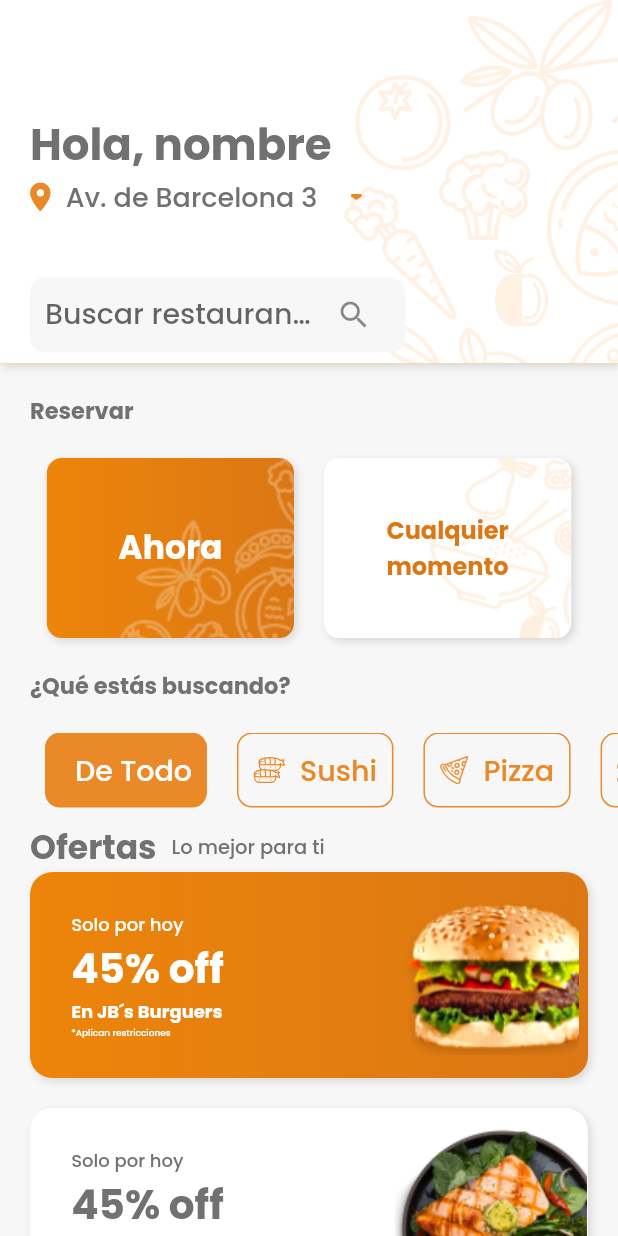
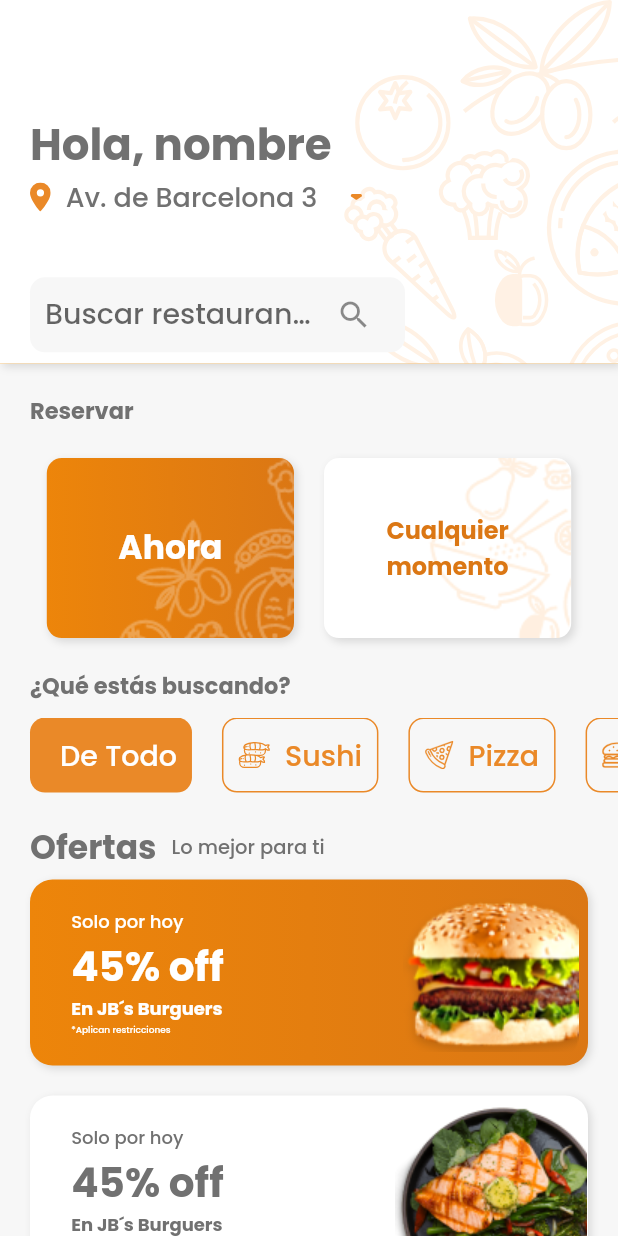
Before and after one commit to andyBbx/bookify, a Flutter app: the HomeTab screen opened directly, on a phone screen of 412 x 824 dp. Run offline on Flutter 3.47's test engine with Material 2 defaults, Android fonts, the phone set to English and light mode, and no system bars; our stand-ins replace bloc, carousel_slider, flutter_bloc, flutter_rating_bar, flutter_svg.

Commit message:
home design

```diff
--- a/lib/presentation/screens/home/tabs/pagger/offers.dart
+++ b/lib/presentation/screens/home/tabs/pagger/offers.dart
@@ -18,37 +18,37 @@ class Offers extends StatelessWidget {
           padding: EdgeInsets.symmetric(horizontal: 20),
           child: Row(
             children: [
-              Container(
-                child: Text(
+              Text(
                 "Ofertas",
                 style: TextStyle(
                     color: textDrkgray,
                     fontSize: 22,
                     fontWeight: FontWeight.bold),
               ),
-              ),
-              SizedBox(
+              const SizedBox(
                 width: 10,
               ),
-              Container(
-                child: Text(
+              Text(
                 "Lo mejor para ti",
                 style: TextStyle(
                     color: textDrkgray,
                     fontSize: 13,
                     fontWeight: FontWeight.w500),
               ),
-              ),
             ],
           ),
         ),
+        const SizedBox(
+          height: 5,
+        ),
         GridView.count(
+          padding: const EdgeInsets.symmetric(horizontal: 20),
           crossAxisCount: isTab() ? 2 : 1,
           shrinkWrap: true,
           childAspectRatio: isTab() ? 2.5 : 3,
           crossAxisSpacing: 20,
           mainAxisSpacing: 20,
-          physics: NeverScrollableScrollPhysics(),
+          physics: const NeverScrollableScrollPhysics(),
           children: [
             offer_itemCard(
               widhth: widhth,
@@ -90,10 +90,47 @@ class Offers extends StatelessWidget {
               isWhite: false,
               image: "assets/buger.png",
             ),
+            offer_itemCard(
+              widhth: widhth,
+              height: height,
+              text1: "Solo por hoy",
+              text2: "45% off",
+              text3: "En JB´s Burguers",
+              text4: "*Aplican restricciones",
+              isWhite: false,
+              image: "assets/buger.png",
+            ),
+            offer_itemCard(
+              widhth: widhth,
+              height: height,
+              text1: "Solo por hoy",
+              text2: "45% off",
+              text3: "En JB´s Burguers",
+              text4: "*Aplican restricciones",
+              isWhite: true,
+              image: "assets/buger.png",
+            ),
+            offer_itemCard(
+              widhth: widhth,
+              height: height,
+              text1: "Solo por hoy",
+              text2: "45% off",
+              text3: "En JB´s Burguers",
+              text4: "*Aplican restricciones",
+              isWhite: false,
+              image: "assets/buger.png",
+            ),
+            offer_itemCard(
+              widhth: widhth,
+              height: height,
+              text1: "Solo por hoy",
+              text2: "45% off",
+              text3: "En JB´s Burguers",
+              text4: "*Aplican restricciones",
+              isWhite: false,
+              image: "assets/buger.png",
+            ),
           ],
-        ),
-        SizedBox(
-          height: 50,
         ),
       ],
     );
@@ -122,11 +159,11 @@ class offer_itemCard extends StatelessWidget {
   @override
   Widget build(BuildContext context) {
     return Container(
-      margin: EdgeInsets.symmetric(horizontal: 20),
+      // margin: const EdgeInsets.symmetric(horizontal: 20),
       width: widhth,
       height: isTab() ? height / 7 : 50,
       decoration: isWhite
-          ? BoxDecoration(
+          ? const BoxDecoration(
               color: Colors.white,
               borderRadius: BorderRadius.all(Radius.circular(15)),
               boxShadow: [
@@ -140,7 +177,7 @@ class offer_itemCard extends StatelessWidget {
           : BoxDecoration(
               gradient: appgradient,
               borderRadius: BorderRadius.all(Radius.circular(15)),
-              boxShadow: [
+              boxShadow: const [
                 BoxShadow(
                   color: Colors.black12,
                   blurRadius: 4,
@@ -161,25 +198,25 @@ class offer_itemCard extends StatelessWidget {
               mainAxisAlignment: MainAxisAlignment.center,
               crossAxisAlignment: CrossAxisAlignment.start,
               children: [
-                Text("${text1}",
+                Text("$text1",
                     style: TextStyle(
                       color: isWhite ? textDrkgray : Colors.white,
                       fontSize: 12,
                       fontWeight: FontWeight.w500,
                     )),
-                Text("${text2}",
+                Text("$text2",
                     style: TextStyle(
                       color: isWhite ? textDrkgray : Colors.white,
                       fontSize: 27,
                       fontWeight: FontWeight.bold,
                     )),
-                Text("${text3}",
+                Text(text3,
                     style: TextStyle(
                       color: isWhite ? textDrkgray : Colors.white,
                       fontSize: 12,
                       fontWeight: FontWeight.bold,
                     )),
-                Text("${text4}",
+                Text("$text4",
                     style: TextStyle(
                       color: isWhite ? textDrkgray : Colors.white,
                       fontSize: 6,
@@ -190,10 +227,8 @@ class offer_itemCard extends StatelessWidget {
           ),
           Expanded(
             flex: isTab() ? 1 : 3,
-            child: Container(
             child: Image.asset(
-                "${image}",
-              ),
+              "$image",
             ),
           )
         ],
--- a/lib/presentation/screens/home/tabs/tab_home.dart
+++ b/lib/presentation/screens/home/tabs/tab_home.dart
@@ -152,7 +152,7 @@ class _HomeTabState extends State<HomeTab> {
                         ),
                         SizedBox(
                           height: 10,
-                          width: widhth / 2.5,
+                          width: widhth / 3,
                         ),
                         const SizedBox(
                           height: 30,
@@ -267,12 +267,12 @@ class _HomeTabState extends State<HomeTab> {
                 ),
               ),
               const SizedBox(
-                height: 20,
+                height: 10,
               ),
-              Container(
+              SizedBox(
                 width: widhth,
                 child: SingleChildScrollView(
-                  padding: const EdgeInsets.only(left: 20),
+                  padding: const EdgeInsets.only(left: 10),
                   scrollDirection: Axis.horizontal,
                   child: Row(
                     mainAxisAlignment: MainAxisAlignment.start,
@@ -294,7 +294,7 @@ class _HomeTabState extends State<HomeTab> {
                 ),
               ),
               const SizedBox(
-                height: 10,
+                height: 20,
               ),
               currentFiler == 0 ? const Offers() : Restaurantes(),
               const SizedBox(
```
Lines whose indentation alone changed are shown as unchanged.
